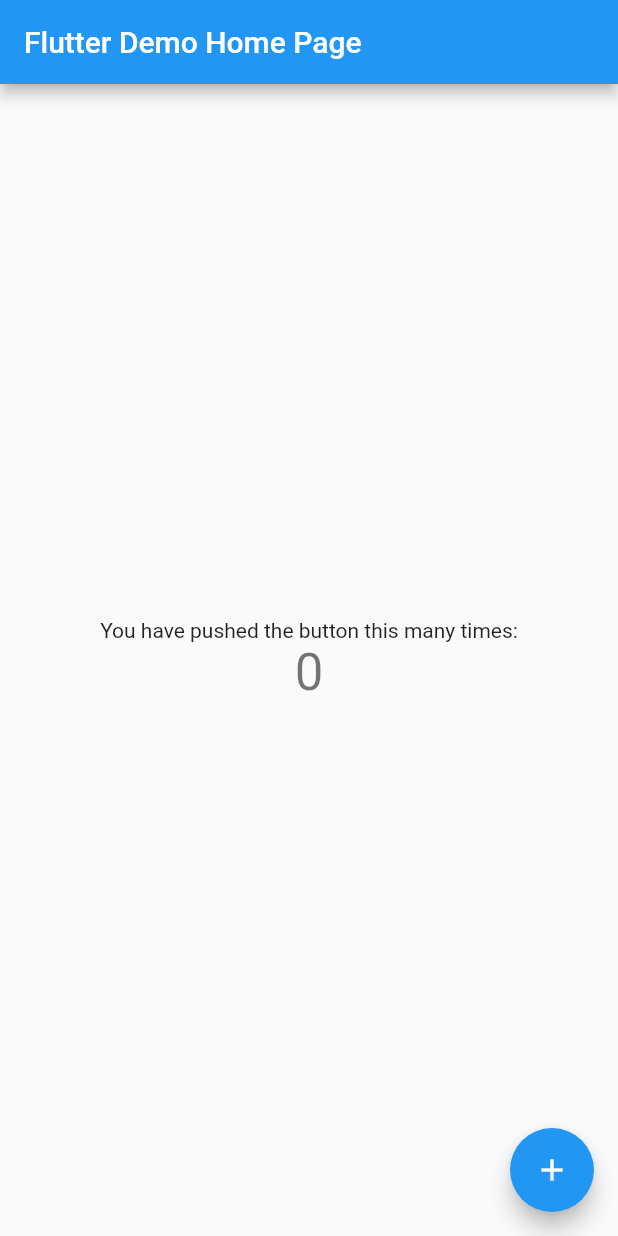
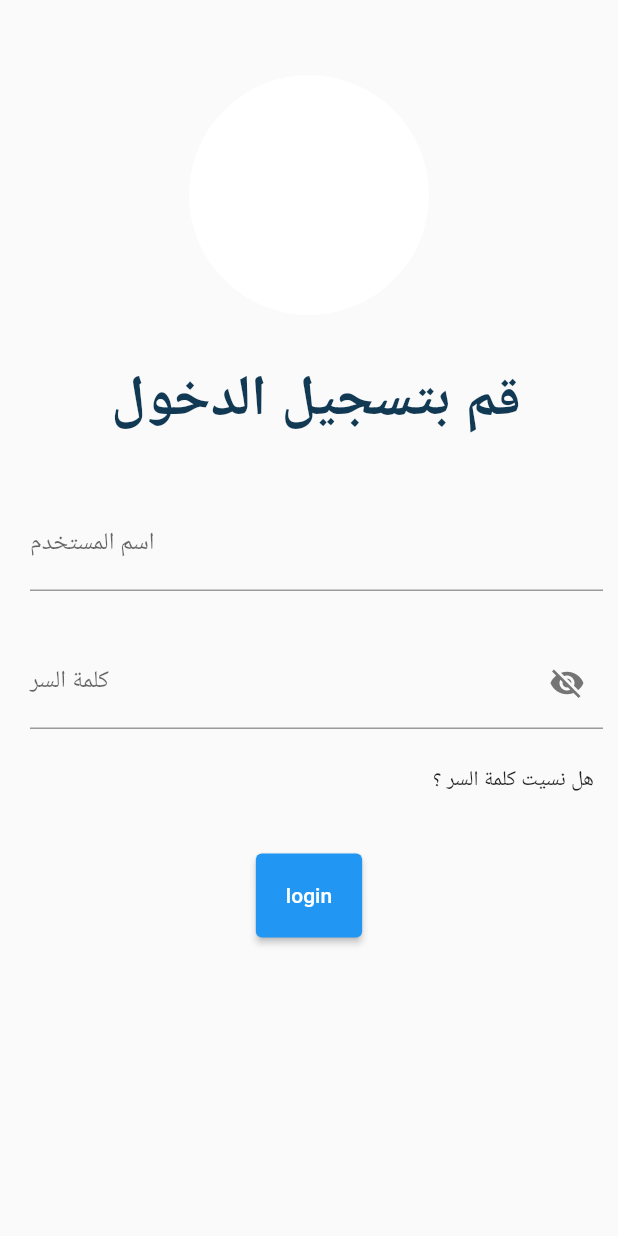
Before and after one commit to majdba123/BOOKING_BUS, a Flutter app: the screen it shows after launch, on a phone screen of 412 x 824 dp. Run offline on Flutter 3.47's test engine with Material 2 defaults, Android fonts, the light colour scheme and no system bars.

Commit message:
login
make login ui

```diff
--- /dev/null
+++ b/Mobile_App/mobile_app/lib/Screen/login/login_ui.dart
@@ -0,0 +1,241 @@
+import 'dart:convert';
+
+import 'package:flutter/material.dart';
+
+import 'package:http/http.dart' as http;
+
+import 'package:mobile_app/Screen/login/UserPage/Dashbord.dart';
+
+class login_ui extends StatefulWidget {
+  const login_ui({Key? key}) : super(key: key);
+
+  @override
+  State<login_ui> createState() => login_uiState();
+}
+
+class login_uiState extends State<login_ui> {
+  @override
+  Future<String> login_company(var email, var password) async {
+    String url = "http://127.0.0.1:8001/api/login";
+
+    var res = await http.post(
+      Uri.parse('$url'),
+      body: {'email': email, 'password': password},
+    );
+    Map<String, dynamic> parsedJson = json.decode(res.body);
+    String accessToken = parsedJson['access_token'];
+
+    // print(accessToken);
+
+    return accessToken;
+  }
+
+  bool _passwordInVisible = true;
+  @override
+  TextEditingController emailController = TextEditingController();
+  TextEditingController passwordController = TextEditingController();
+
+  @override
+  Widget build(BuildContext context) {
+    return Scaffold(
+        body: Container(
+      child: ListView(children: [
+        Column(
+          mainAxisAlignment: MainAxisAlignment.center,
+          children: [
+            Stack(children: [
+              Padding(
+                padding: const EdgeInsets.all(10.0),
+                child: Row(
+                  children: [
+                    // IconButton(
+                    //     onPressed: () {
+                    //       Navigator.pushAndRemoveUntil(
+                    //           context,
+                    //           MaterialPageRoute(
+                    //               builder: (context) => Homescreen()),
+                    //           (route) => false);
+                    //     },
+                    //     icon: Icon(Icons.arrow_back)),
+                  ],
+                ),
+              ),
+              Container(
+                margin: EdgeInsets.only(top: 50),
+                alignment: Alignment.center,
+                child: const CircleAvatar(
+                  radius: 80,
+                  backgroundColor: Colors.white,
+                  // backgroundImage: AssetImage('images/login.jpg'),
+                ),
+              ),
+            ]),
+            Padding(
+              padding: EdgeInsets.symmetric(vertical: 30),
+              child: Text(
+                " قم بتسجيل الدخول",
+                textAlign: TextAlign.center,
+                style: TextStyle(
+                    color: Color(0xFF113953),
+                    fontSize: 38,
+                    fontWeight: FontWeight.bold),
+              ),
+            ),
+            Column(
+              children: [
+                Container(
+                  alignment: Alignment.center,
+                  padding: const EdgeInsets.all(10),
+                  margin: EdgeInsets.only(
+                    left: 10.0,
+                  ),
+                  child: TextField(
+                    controller: emailController,
+                    keyboardType: TextInputType.name,
+                    decoration: InputDecoration(
+                        hintText: "اسم المستخدم ", labelText: "اسم المستخدم"),
+
+                    // InputDecoration(
+                    //     border: OutlineInputBorder(
+                    //         borderRadius: BorderRadius.circular(30.0)),
+                    //     prefixIcon: Icon(Icons.person),
+                    //     hintText: 'enter your name'),
+                  ),
+                ),
+                Container(
+                  alignment: Alignment.center,
+                  padding: const EdgeInsets.all(10),
+                  width: 500,
+                  margin: EdgeInsets.only(left: 10.0, top: 10.0),
+                  child: TextField(
+                    controller: passwordController,
+                    keyboardType: TextInputType.visiblePassword,
+                    decoration: InputDecoration(
+                      hintText: "كلمة السر",
+                      labelText: "كلمة السر",
+                      suffixIcon: IconButton(
+                        icon: Icon(
+                          _passwordInVisible
+                              ? Icons.visibility_off
+                              : Icons
+                                  .visibility, //change icon based on boolean value
+                          color: Colors.grey.shade600,
+                        ),
+                        onPressed: () {
+                          setState(() {
+                            _passwordInVisible =
+                                !_passwordInVisible; //change boolean value
+                          });
+                        },
+                      ),
+                    ),
+                    // InputDecoration(
+                    //     border: OutlineInputBorder(
+                    //         borderRadius: BorderRadius.circular(30.0)),
+                    //     prefixIcon: Icon(Icons.password),
+                    //     hintText: 'enter your password'),
+                    obscureText: _passwordInVisible,
+                  ),
+                ),
+                Padding(
+                  padding: const EdgeInsets.only(right: 8.0),
+                  child: Container(
+                      alignment: Alignment.topRight,
+                      width: MediaQuery.of(context).size.width,
+                      child: TextButton(
+                        onPressed: () {},
+                        child: const Text(
+                          'هل نسيت كلمة السر ؟',
+                          style: TextStyle(color: Colors.black87),
+                        ),
+                      )),
+                ),
+                SizedBox(
+                  height: 25,
+                ),
+                Container(
+                  padding: EdgeInsets.only(left: 20.0, right: 20.0),
+                  child: ElevatedButton(
+                      style: TextButton.styleFrom(
+                        padding: EdgeInsets.all(20.0),
+                      ),
+                      onPressed: () async {
+                        showDialog(
+                            context: context,
+                            builder: (context) => Center(
+                                  child: CircularProgressIndicator(),
+                                ));
+                        var user_token = await login_company(
+                            emailController.text, passwordController.text);
+                        print('the res is $user_token');
+                        if (user_token.isNotEmpty) {
+                          Navigator.push(
+                              context,
+                              MaterialPageRoute(
+                                  builder: (context) => Dashbord()));
+
+                          showAlertDialog(context, user_token);
+                          // Navigator.of(context).pop();
+                        } else {
+                          showAlertDialog(context, user_token);
+                          // Navigator.of(context).pop();
+                        }
+
+                        // print(emailController.text);
+                        // print(passwordController.text);
+                      },
+                      child: Text(
+                        "login",
+                      )),
+                ),
+              ],
+            )
+          ],
+        ),
+      ]),
+    ));
+  }
+}
+
+showAlertDialog(BuildContext context, String result) {
+  // Create button
+  print('the result is in shhhh!!!!!!!!!!! $result');
+  Widget okButton = ElevatedButton(
+    child: Text("OK"),
+    onPressed: () {
+      Navigator.of(context).pop();
+    },
+  );
+
+  // Create AlertDialog
+  if (result.isNotEmpty) {
+    AlertDialog alert = AlertDialog(
+      title: Text("Hi"),
+      content: Text("Wlcome in your account."),
+      actions: [
+        okButton,
+      ],
+    );
+    showDialog(
+      context: context,
+      builder: (BuildContext context) {
+        return alert;
+      },
+    );
+  } else {
+    AlertDialog alert = AlertDialog(
+      title: Text("Error"),
+      content: Text("please check your usename or your password"),
+      actions: [
+        okButton,
+      ],
+    );
+
+    showDialog(
+      context: context,
+      builder: (BuildContext context) {
+        return alert;
+      },
+    );
+  }
+}
--- a/Mobile_App/mobile_app/lib/main.dart
+++ b/Mobile_App/mobile_app/lib/main.dart
@@ -1,115 +1,20 @@
 import 'package:flutter/material.dart';
+import 'package:mobile_app/Screen/login/login_ui.dart';
 
 void main() {
-  runApp(const MyApp());
+  runApp(MyApp());
 }
 
 class MyApp extends StatelessWidget {
-  const MyApp({Key? key}) : super(key: key);
-
-  // This widget is the root of your application.
   @override
   Widget build(BuildContext context) {
     return MaterialApp(
-      title: 'Flutter Demo',
+      debugShowCheckedModeBanner: false,
+      title: 'Booking_Bus',
       theme: ThemeData(
-        // This is the theme of your application.
-        //
-        // Try running your application with "flutter run". You'll see the
-        // application has a blue toolbar. Then, without quitting the app, try
-        // changing the primarySwatch below to Colors.green and then invoke
-        // "hot reload" (press "r" in the console where you ran "flutter run",
-        // or simply save your changes to "hot reload" in a Flutter IDE).
-        // Notice that the counter didn't reset back to zero; the application
-        // is not restarted.
         primarySwatch: Colors.blue,
       ),
-      home: const MyHomePage(title: 'Flutter Demo Home Page'),
+      home: const login_ui(),
     );
   }
 }
-
-class MyHomePage extends StatefulWidget {
-  const MyHomePage({Key? key, required this.title}) : super(key: key);
-
-  // This widget is the home page of your application. It is stateful, meaning
-  // that it has a State object (defined below) that contains fields that affect
-  // how it looks.
-
-  // This class is the configuration for the state. It holds the values (in this
-  // case the title) provided by the parent (in this case the App widget) and
-  // used by the build method of the State. Fields in a Widget subclass are
-  // always marked "final".
-
-  final String title;
-
-  @override
-  State<MyHomePage> createState() => _MyHomePageState();
-}
-
-class _MyHomePageState extends State<MyHomePage> {
-  int _counter = 0;
-
-  void _incrementCounter() {
-    setState(() {
-      // This call to setState tells the Flutter framework that something has
-      // changed in this State, which causes it to rerun the build method below
-      // so that the display can reflect the updated values. If we changed
-      // _counter without calling setState(), then the build method would not be
-      // called again, and so nothing would appear to happen.
-      _counter++;
-    });
-  }
-
-  @override
-  Widget build(BuildContext context) {
-    // This method is rerun every time setState is called, for instance as done
-    // by the _incrementCounter method above.
-    //
-    // The Flutter framework has been optimized to make rerunning build methods
-    // fast, so that you can just rebuild anything that needs updating rather
-    // than having to individually change instances of widgets.
-    return Scaffold(
-      appBar: AppBar(
-        // Here we take the value from the MyHomePage object that was created by
-        // the App.build method, and use it to set our appbar title.
-        title: Text(widget.title),
-      ),
-      body: Center(
-        // Center is a layout widget. It takes a single child and positions it
-        // in the middle of the parent.
-        child: Column(
-          // Column is also a layout widget. It takes a list of children and
-          // arranges them vertically. By default, it sizes itself to fit its
-          // children horizontally, and tries to be as tall as its parent.
-          //
-          // Invoke "debug painting" (press "p" in the console, choose the
-          // "Toggle Debug Paint" action from the Flutter Inspector in Android
-          // Studio, or the "Toggle Debug Paint" command in Visual Studio Code)
-          // to see the wireframe for each widget.
-          //
-          // Column has various properties to control how it sizes itself and
-          // how it positions its children. Here we use mainAxisAlignment to
-          // center the children vertically; the main axis here is the vertical
-          // axis because Columns are vertical (the cross axis would be
-          // horizontal).
-          mainAxisAlignment: MainAxisAlignment.center,
-          children: <Widget>[
-            const Text(
-              'You have pushed the button this many times:',
-            ),
-            Text(
-              '$_counter',
-              style: Theme.of(context).textTheme.headline4,
-            ),
-          ],
-        ),
-      ),
-      floatingActionButton: FloatingActionButton(
-        onPressed: _incrementCounter,
-        tooltip: 'Increment',
-        child: const Icon(Icons.add),
-      ), // This trailing comma makes auto-formatting nicer for build methods.
-    );
-  }
-}
--- a/Mobile_App/mobile_app/pubspec.yaml
+++ b/Mobile_App/mobile_app/pubspec.yaml
@@ -34,7 +34,7 @@
   # The following adds the Cupertino Icons font to your application.
   # Use with the CupertinoIcons class for iOS style icons.
   cupertino_icons: ^1.0.2
-
+  http:
 dev_dependencies:
   flutter_test:
     sdk: flutter
@@ -45,6 +45,7 @@
   # package. See that file for information about deactivating specific lint
   # rules and activating additional ones.
   flutter_lints: ^1.0.0
+
 
 # For information on the generic Dart part of this file, see the
 # following page: https://dart.dev/tools/pub/pubspec
```
Also changed, not shown: Mobile_App/mobile_app/lib/Screen/login/UserPage/Dashbord.dart (added, +15 -0 lines), Mobile_App/mobile_app/pubspec.lock, 2 other files.
